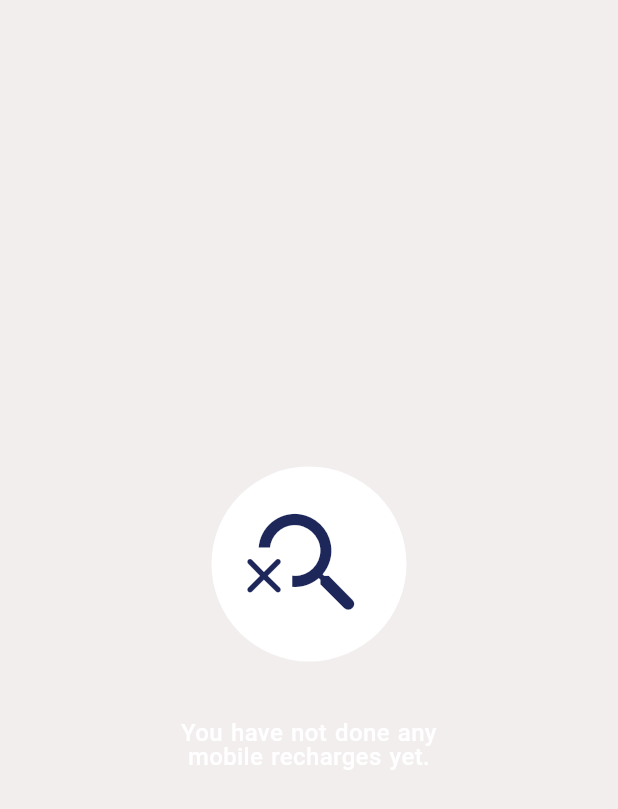
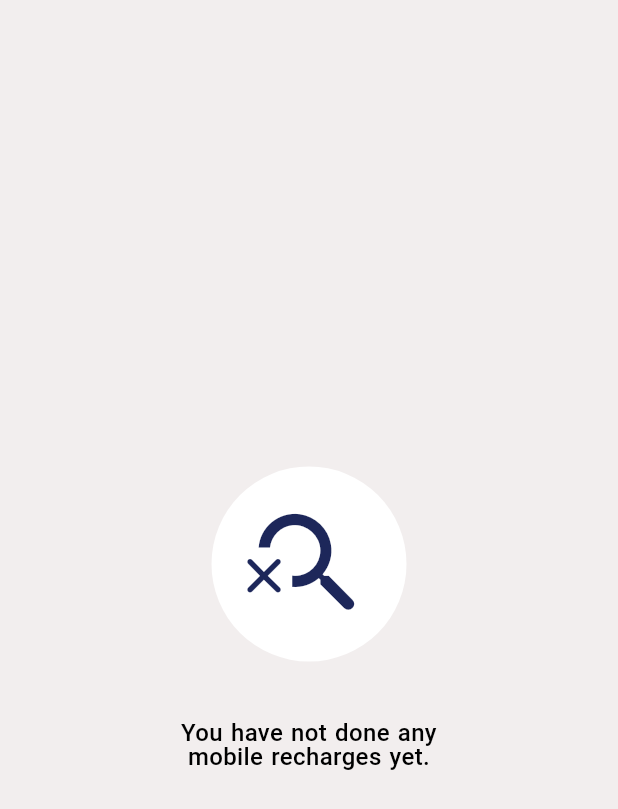
Before and after one commit to Solano-Furlan/payment-app, a Flutter app: the UIEmptyListIndicator widget shown alone on an empty page, opened directly, on a phone screen of 412 x 824 dp. Shown: the top 809 px of the screen. Run offline on Flutter 3.47's test engine with Material 3 defaults, Android fonts, the phone set to English and light mode, and no system bars; our stand-ins replace dio, equatable, flutter_bloc, flutter_keyboard_visibility, flutter_svg, get_it and 5 more; missing offline and left inert: http_mock_adapter; accounts and stored records are empty.

Commit message:
fix: text color

```diff
--- a/lib/core/design_system/widgets/indicators/empty_list_indicator.widget.dart
+++ b/lib/core/design_system/widgets/indicators/empty_list_indicator.widget.dart
@@ -38,7 +38,7 @@ class UIEmptyListIndicator extends StatelessWidget {
             child: UIText(
               text ?? 'No items found.',
               textAlign: TextAlign.center,
-              color: AppColors.white,
+              color: AppColors.onBackground,
               fontWeight: FontWeight.w500,
             ),
           ),
```
